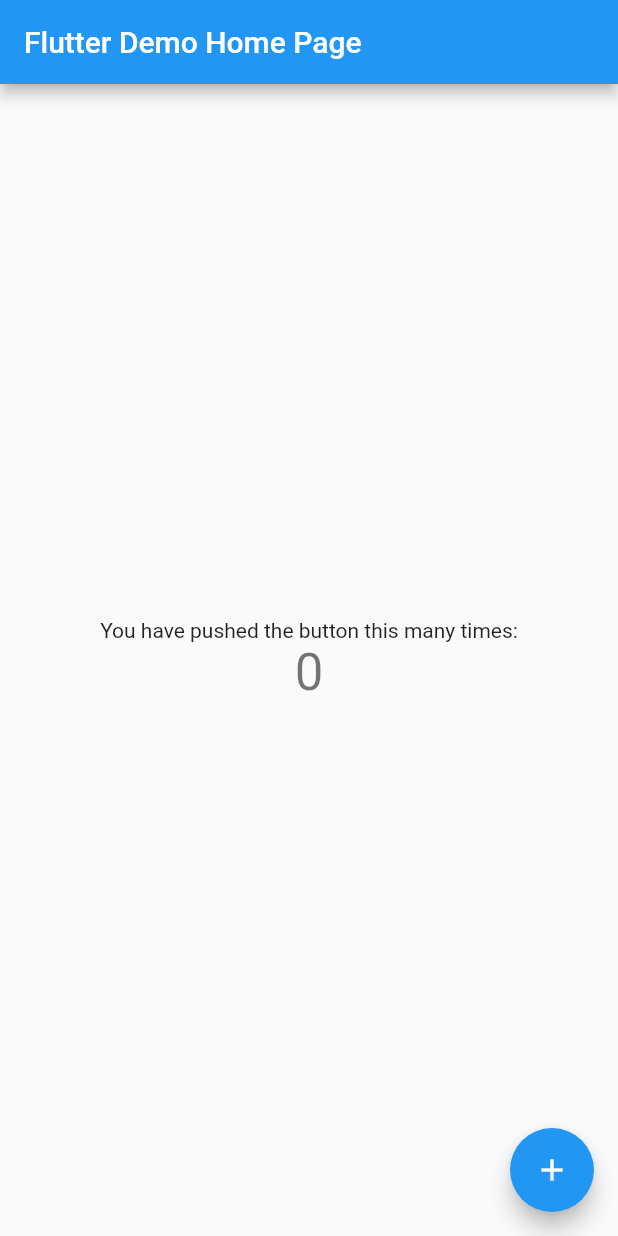
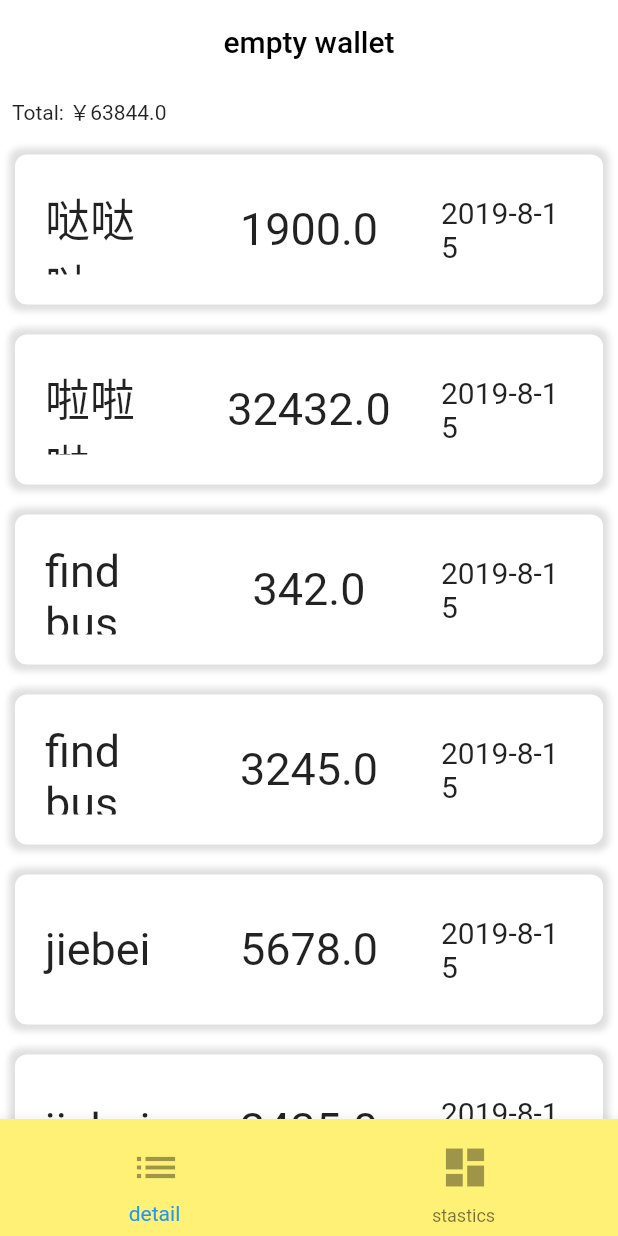
Before and after one commit to ning0825/EmptyWallet, a Flutter app: the screen it shows after launch, on a phone screen of 412 x 824 dp. Run offline on Flutter 3.47's test engine with Material 2 defaults, Android fonts, the phone set to English and light mode, and no system bars; our stand-ins replace sqflite; accounts and stored records are empty.

Commit message:
basic func

```diff
--- /dev/null
+++ b/lib/Item.dart
@@ -0,0 +1,8 @@
+class Item {
+  String name;
+  double num;
+  bool fen;
+  DateTime dateTime;
+
+  Item({this.name, this.num, this.fen = false, this.dateTime});
+}
--- /dev/null
+++ b/lib/dbhelper.dart
@@ -0,0 +1 @@
+import 'package:sqflite/sqflite.dart';
--- a/lib/main.dart
+++ b/lib/main.dart
@@ -1,4 +1,8 @@
 import 'package:flutter/material.dart';
+import 'package:flutter/rendering.dart';
+
+import 'Item.dart';
+import 'dbhelper.dart';
 
 void main() => runApp(MyApp());
 
@@ -6,7 +10,10 @@ class MyApp extends StatelessWidget {
   // This widget is the root of your application.
   @override
   Widget build(BuildContext context) {
+    debugPaintSizeEnabled = false;
+
     return MaterialApp(
+      debugShowCheckedModeBanner: false,
       title: 'Flutter Demo',
       theme: ThemeData(
         // This is the theme of your application.
@@ -43,69 +50,179 @@ class MyHomePage extends StatefulWidget {
   _MyHomePageState createState() => _MyHomePageState();
 }
 
+var itemData = [
+  Item(name: '哒哒哒', num: 1900, dateTime: DateTime.now()),
+  Item(name: '啦啦啦', num: 32432, dateTime: DateTime.now()),
+  Item(name: 'find bus', num: 342, dateTime: DateTime.now()),
+  Item(name: 'find bus', num: 3245, dateTime: DateTime.now()),
+  Item(name: 'jiebei', num: 5678, dateTime: DateTime.now()),
+  Item(name: 'jiebei', num: 2435, dateTime: DateTime.now()),
+  Item(name: 'jiebei', num: 7645, dateTime: DateTime.now()),
+  Item(name: 'jiebei', num: 342, dateTime: DateTime.now()),
+  Item(name: 'jiebei', num: 3425, dateTime: DateTime.now()),
+  Item(name: 'jiebei', num: 1000, dateTime: DateTime.now()),
+  Item(name: '65467', num: 100, dateTime: DateTime.now()),
+  Item(name: 'huabei', num: 1900, dateTime: DateTime.now()),
+  Item(name: 'xiaomi', num: 3400, dateTime: DateTime.now()),
+];
+
 class _MyHomePageState extends State<MyHomePage> {
-  int _counter = 0;
+  double total = 10000;
+  List<Item> items;
 
-  void _incrementCounter() {
+  int _pageIndex = 0;
+  var _pageController = new PageController();
+  List<Widget> pages;
+
+  @override
+  Widget build(BuildContext context) {
+    setListItems(itemData);
+    setPageItems();
+
+    // TODO: implement build
+    return Scaffold(
+      appBar: AppBar(
+        title: Text(
+          'empty wallet',
+          style: TextStyle(color: Colors.black),
+        ),
+        elevation: 0,
+        centerTitle: true,
+        backgroundColor: Colors.white,
+      ),
+      backgroundColor: Colors.white,
+      body: new PageView.builder(
+          onPageChanged: _onPageChange,
+          controller: _pageController,
+          physics: BouncingScrollPhysics(),
+          itemCount: pages.length,
+          itemBuilder: (BuildContext context, int index) {
+            return pages[index];
+          }),
+      bottomNavigationBar: BottomNavigationBar(
+        backgroundColor: Colors.yellow[300],
+        items: [
+          BottomNavigationBarItem(
+              icon: IconButton(
+                  icon: Icon(
+                    Icons.list,
+                    size: 34,
+                  ),
+                  onPressed: null),
+              title: Text('detail')),
+          BottomNavigationBarItem(
+              icon: IconButton(
+                  icon: Icon(
+                    Icons.dashboard,
+                    size: 34,
+                  ),
+                  onPressed: null),
+              title: Text('stastics')),
+        ],
+        onTap: _onTap,
+        currentIndex: _pageIndex,
+      ),
+    );
+  }
+
+  void _onTap(int index) {
+    _pageController.animateToPage(index,
+        duration: const Duration(microseconds: 1000), curve: Curves.ease);
+  }
+
+  void _onPageChange(int index) {
     setState(() {
-      // This call to setState tells the Flutter framework that something has
-      // changed in this State, which causes it to rerun the build method below
-      // so that the display can reflect the updated values. If we changed
-      // _counter without calling setState(), then the build method would not be
-      // called again, and so nothing would appear to happen.
-      _counter++;
+      if (_pageIndex != index) {
+        _pageIndex = index;
+      }
     });
   }
 
-  @override
-  Widget build(BuildContext context) {
-    // This method is rerun every time setState is called, for instance as done
-    // by the _incrementCounter method above.
-    //
-    // The Flutter framework has been optimized to make rerunning build methods
-    // fast, so that you can just rebuild anything that needs updating rather
-    // than having to individually change instances of widgets.
-    return Scaffold(
-      appBar: AppBar(
-        // Here we take the value from the MyHomePage object that was created by
-        // the App.build method, and use it to set our appbar title.
-        title: Text(widget.title),
-      ),
-      body: Center(
-        // Center is a layout widget. It takes a single child and positions it
-        // in the middle of the parent.
-        child: Column(
-          // Column is also layout widget. It takes a list of children and
-          // arranges them vertically. By default, it sizes itself to fit its
-          // children horizontally, and tries to be as tall as its parent.
-          //
-          // Invoke "debug painting" (press "p" in the console, choose the
-          // "Toggle Debug Paint" action from the Flutter Inspector in Android
-          // Studio, or the "Toggle Debug Paint" command in Visual Studio Code)
-          // to see the wireframe for each widget.
-          //
-          // Column has various properties to control how it sizes itself and
-          // how it positions its children. Here we use mainAxisAlignment to
-          // center the children vertically; the main axis here is the vertical
-          // axis because Columns are vertical (the cross axis would be
-          // horizontal).
-          mainAxisAlignment: MainAxisAlignment.center,
-          children: <Widget>[
-            Text(
-              'You have pushed the button this many times:',
-            ),
-            Text(
-              '$_counter',
-              style: Theme.of(context).textTheme.display1,
-            ),
-          ],
+  ///set list data
+  void setListItems(List<Item> list) {
+    setState(() {
+      this.items = list;
+
+      var tempTotal = 0.0;
+      for (var s in list) {
+        tempTotal = tempTotal + s.num;
+      }
+      this.total = tempTotal;
+    });
+  }
+
+  ///set page data
+  void setPageItems() {
+    setState(() {
+      this.pages = [listPage(), statisticPage()];
+    });
+  }
+
+  ///list page
+  Widget listPage() {
+    return Column(
+      crossAxisAlignment: CrossAxisAlignment.start,
+      children: <Widget>[
+        Padding(
+          padding: EdgeInsets.all(8),
+          child: Text("Total: ￥$total"),
         ),
-      ),
-      floatingActionButton: FloatingActionButton(
-        onPressed: _incrementCounter,
-        tooltip: 'Increment',
-        child: Icon(Icons.add),
-      ), // This trailing comma makes auto-formatting nicer for build methods.
+        Expanded(
+            child: ListView.builder(
+                itemCount: this.items.length,
+                physics: BouncingScrollPhysics(),
+                scrollDirection: Axis.vertical,
+                itemBuilder: (BuildContext context, int index) {
+                  return getListTile(index);
+                }))
+      ],
     );
   }
+
+  ///statistic page
+  Widget statisticPage() {
+    return Text('statistic page');
+  }
+
+  ///list item in list page
+  Widget getListTile(int index) {
+    return Container(
+      height: 100,
+        padding: EdgeInsets.all(10),
+        margin: EdgeInsets.all(10),
+        decoration: BoxDecoration(boxShadow: [
+          BoxShadow(blurRadius: 3, spreadRadius: 4, color: Colors.black12)
+        ], color: Colors.white, borderRadius: BorderRadius.circular(8)),
+        child: Padding(
+          padding: EdgeInsets.all(10),
+          child: Row(
+            children: <Widget>[
+              Expanded(
+                child: Text(
+                  this.items[index].name,
+                  style: TextStyle(fontSize: 30),
+                ),
+              ),
+              Expanded(
+                child: Text(
+                  this.items[index].num.toString(),
+                  style: TextStyle(fontSize: 30),
+                  textAlign: TextAlign.center,
+                ),
+                flex: 2,
+              ),
+              Expanded(
+                child: Text(
+                  this.items[index].dateTime.year.toString() +
+                      "-" +
+                      this.items[index].dateTime.month.toString() +
+                      "-" +
+                      this.items[index].dateTime.day.toString(),
+                  style: TextStyle(fontSize: 20),
+                ),
+              )
+            ],
+          ),
+        ));
+  }
 }
--- a/pubspec.yaml
+++ b/pubspec.yaml
@@ -23,6 +23,7 @@ dependencies:
   # The following adds the Cupertino Icons font to your application.
   # Use with the CupertinoIcons class for iOS style icons.
   cupertino_icons: ^0.1.2
+  sqflite: ^1.1.6+3
 
 dev_dependencies:
   flutter_test:
```
Also changed, not shown: pubspec.lock.
